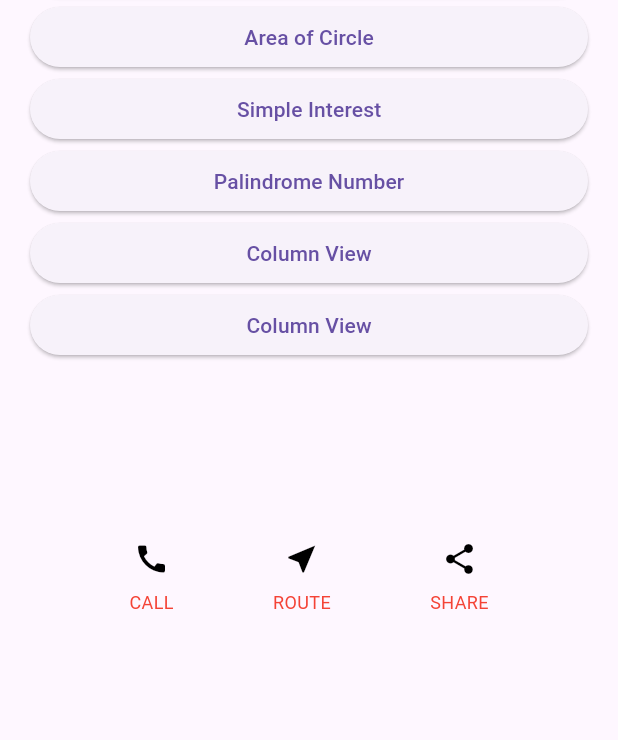
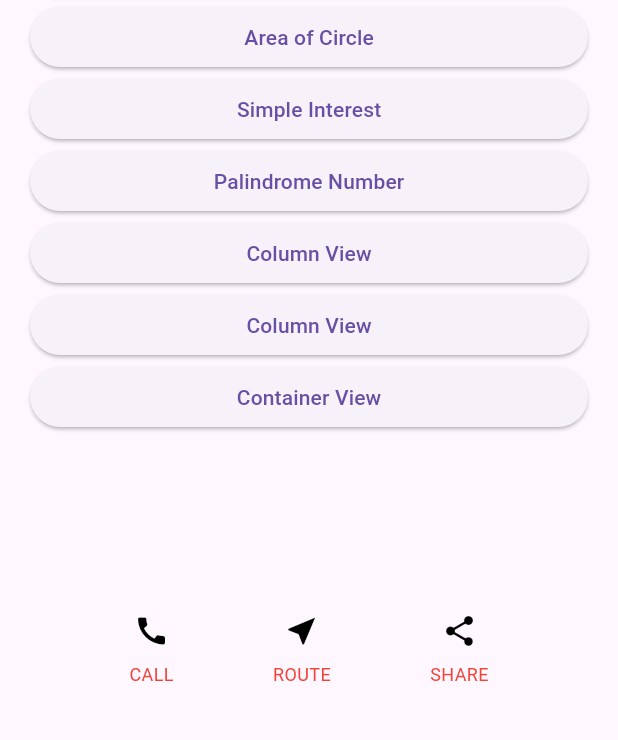
Before and after one commit to Shinigami1593/Flutter_sem_5_classes, a Flutter app: the screen it shows after launch, on a phone screen of 412 x 824 dp, the part 185-925 px from its top. Run offline on Flutter 3.47's test engine with Material 3 defaults, Android fonts, the light colour scheme and no system bars; our stand-ins replace dartz.

Commit message:
Container widget practise

```diff
--- a/Flutter/flutter_project_class/lib/app.dart
+++ b/Flutter/flutter_project_class/lib/app.dart
@@ -3,6 +3,7 @@ import 'package:flutter_project_class/view/add.dart';
 import 'package:flutter_project_class/view/circle.dart';
 import 'package:flutter_project_class/view/column_view.dart';
 import 'package:flutter_project_class/view/column_view_2.dart';
+import 'package:flutter_project_class/view/container_view.dart';
 import 'package:flutter_project_class/view/first_view.dart';
 import 'package:flutter_project_class/view/interest.dart';
 import 'package:flutter_project_class/view/palindrome.dart';
@@ -21,7 +22,8 @@ class App extends StatelessWidget {
         '/interest':(context) => SimpleInterest(),
         '/palindrome':(context) => PalindromeNumber(),
         '/column' : (context) => ColumnView(),
-        '/columntwo' : (context) => ColumnViewTwo()
+        '/columntwo' : (context) => ColumnViewTwo(),
+        '/container' : (context) => ContainerView()
       },
     );
   }
--- a/Flutter/flutter_project_class/lib/view/first_view.dart
+++ b/Flutter/flutter_project_class/lib/view/first_view.dart
@@ -38,6 +38,10 @@ class _FirstViewState extends State<FirstView> {
           ElevatedButton(
             onPressed: () => Navigator.pushNamed(context, '/columntwo'),
             child: const Text("Column View"),
+          ),
+          ElevatedButton(
+            onPressed: () => Navigator.pushNamed(context, '/container'),
+            child: const Text("Container View"),
           ),
           const SizedBox(height: 100),
 
```
Also changed, not shown: Flutter/flutter_project_class/lib/view/container_view.dart (added, +32 -0 lines).
